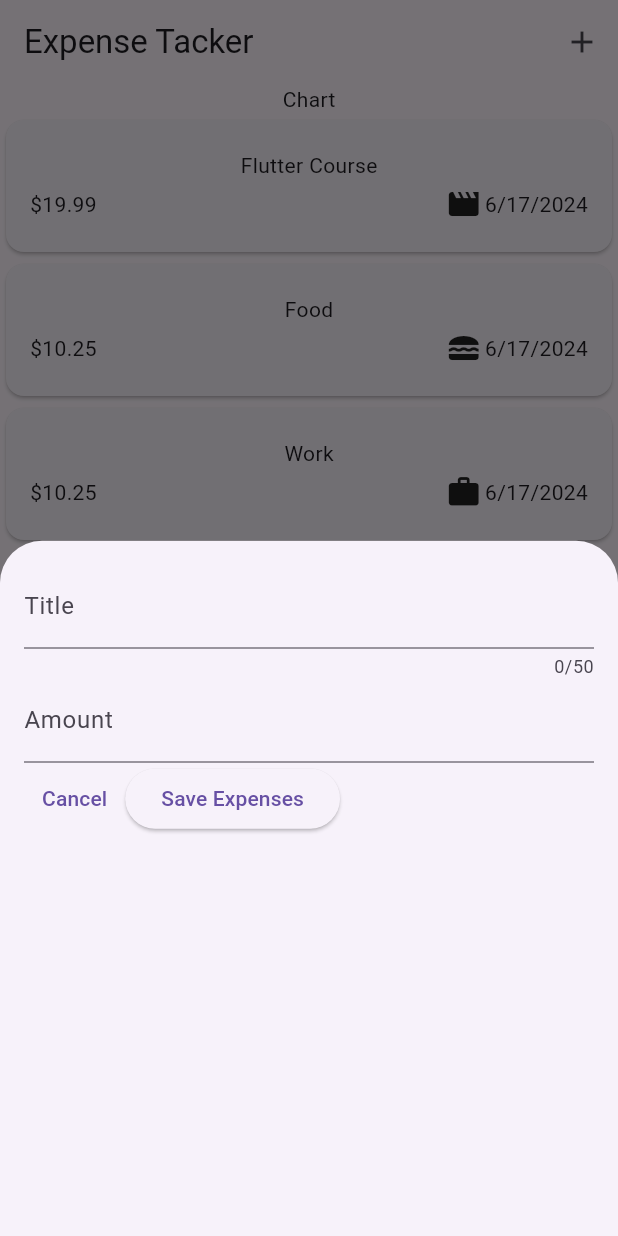
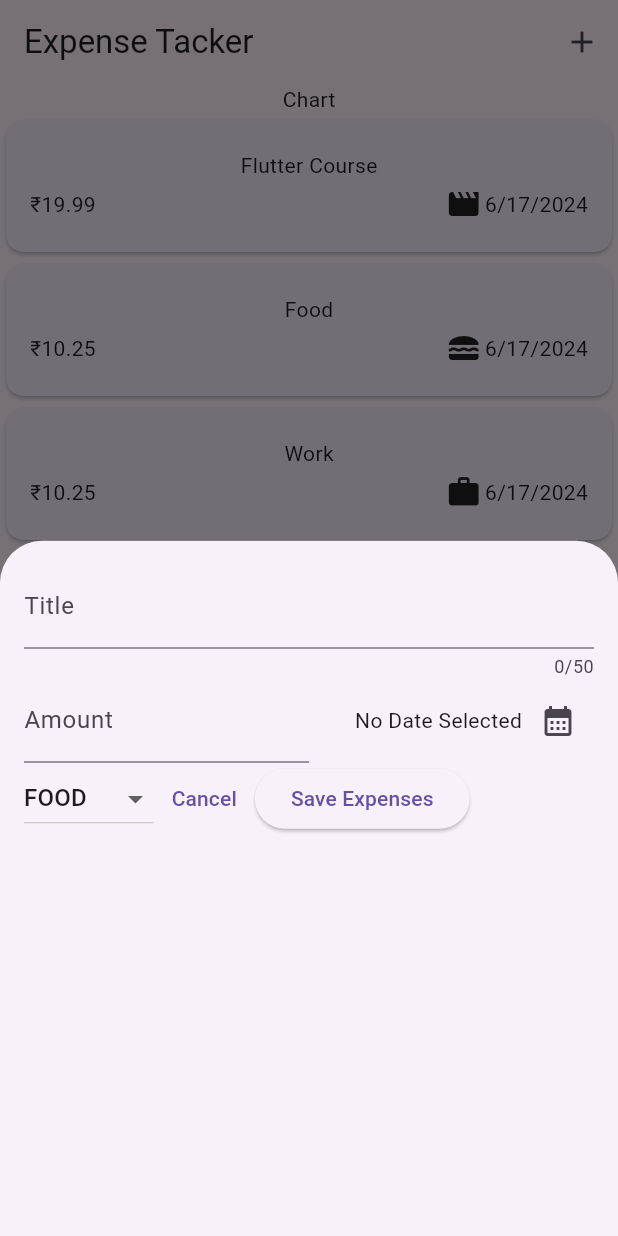
Before and after one commit to harshrajnandvikar/expenseplannerflutter, a Flutter app: the screen it shows after launch, after a tap on the "add" icon, on a phone screen of 412 x 824 dp. Run offline on Flutter 3.47's test engine with Material 3 defaults, Android fonts, the phone set to English and light mode, and no system bars.

Commit message:
Adding a Drop Down Button

```diff
--- a/lib/widgets/expense_list/expense_item.dart
+++ b/lib/widgets/expense_list/expense_item.dart
@@ -23,7 +23,7 @@ class ExpenseItem extends StatelessWidget {
           ),
           Row(
             children: [
-              Text('\$${expenses.amount.toString()}'),
+              Text('₹${expenses.amount.toString()}'),
               const Spacer(),
               Row(
                 children: [
--- a/lib/widgets/new_expenses.dart
+++ b/lib/widgets/new_expenses.dart
@@ -1,4 +1,5 @@
 import 'package:flutter/material.dart';
+import 'package:expense_tracker/models/expense_structure.dart';
 
 class NewExpenses extends StatefulWidget {
   const NewExpenses({super.key});
@@ -12,6 +13,28 @@ class NewExpenses extends StatefulWidget {
 class _NewExpensesState extends State<NewExpenses> {
   final _titleController = TextEditingController();
   final _amountController = TextEditingController();
+  DateTime? selectedDate;
+
+  Category? category;
+
+  void _presentDatePicker() async {
+    final lastDate = DateTime.now();
+    final firstDate = DateTime(
+      lastDate.year - 1,
+      lastDate.month,
+      lastDate.day,
+    );
+
+    final pickedDate = await showDatePicker(
+      context: context,
+      firstDate: firstDate,
+      lastDate: lastDate,
+    );
+
+    setState(() {
+      selectedDate = pickedDate;
+    });
+  }
 
   @override
   void dispose() {
@@ -33,18 +56,56 @@ class _NewExpensesState extends State<NewExpenses> {
               label: Text('Title'),
             ),
           ),
-          TextField(
-            controller: _amountController,
-            keyboardType: TextInputType.number,
-            decoration: const InputDecoration(
-              prefixText: '\$',
-              label: Text('Amount'),
-            ),
+          Row(
+            children: [
+              Expanded(
+                child: TextField(
+                  controller: _amountController,
+                  keyboardType: TextInputType.number,
+                  decoration: const InputDecoration(
+                    prefixText: '₹',
+                    label: Text('Amount'),
+                  ),
+                ),
+              ),
+              Expanded(
+                child: Row(
+                  mainAxisAlignment: MainAxisAlignment.end,
+                  children: [
+                    Text(
+                      selectedDate == null
+                          ? 'No Date Selected'
+                          : formatter.format(selectedDate!),
+                    ),
+                    IconButton(
+                      onPressed: _presentDatePicker,
+                      icon: const Icon(
+                        Icons.calendar_month,
+                      ),
+                    )
+                  ],
+                ),
+              ),
+            ],
           ),
           Row(
             children: [
+              DropdownButton(
+                items: Category.values
+                    .map(
+                      (category) => DropdownMenuItem(
+                        child: Text(
+                          category.name.toUpperCase(),
+                        ),
+                      ),
+                    )
+                    .toList(),
+                onChanged: (value) {},
+              ),
               TextButton(
-                onPressed: () {},
+                onPressed: () {
+                  Navigator.pop(context);
+                },
                 child: const Text('Cancel'),
               ),
               ElevatedButton(
```
